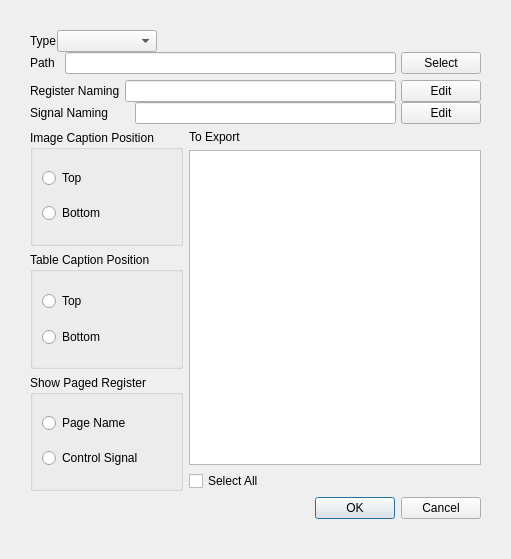
Above: document_generation_dialog.ui from ZhihongLei/IASRegisterManager before the change. Below: the same form after it.
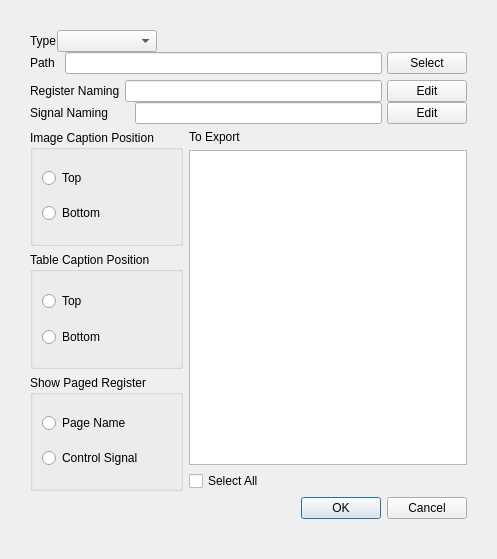
That is the form after the change.

```diff
--- a/document_generation_dialog.ui
+++ b/document_generation_dialog.ui
@@ -6,7 +6,7 @@
    <rect>
     <x>0</x>
     <y>0</y>
-    <width>511</width>
+    <width>497</width>
     <height>559</height>
    </rect>
   </property>
```
